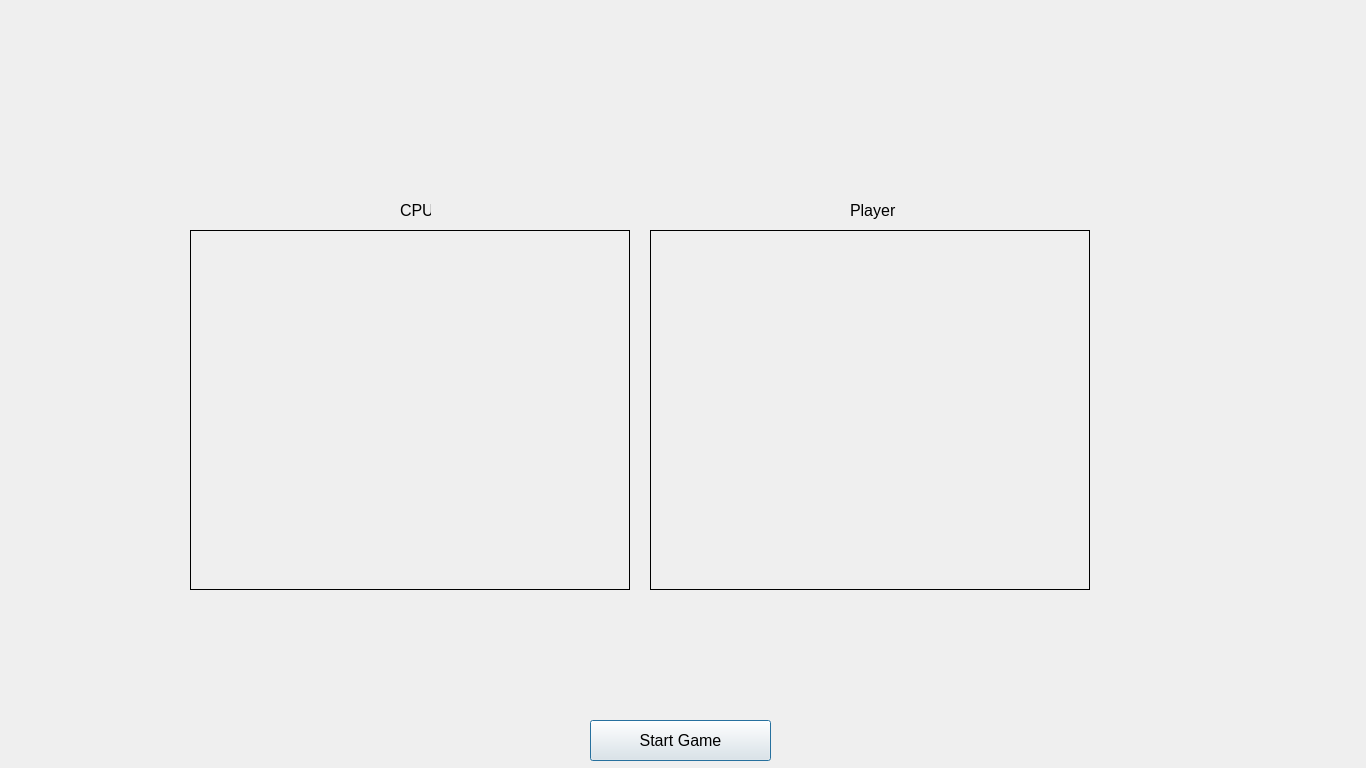
The window that Game.ui (mehra-sourav/Rock-Paper-Scissors) describes before a commit, drawn with Qt 5.
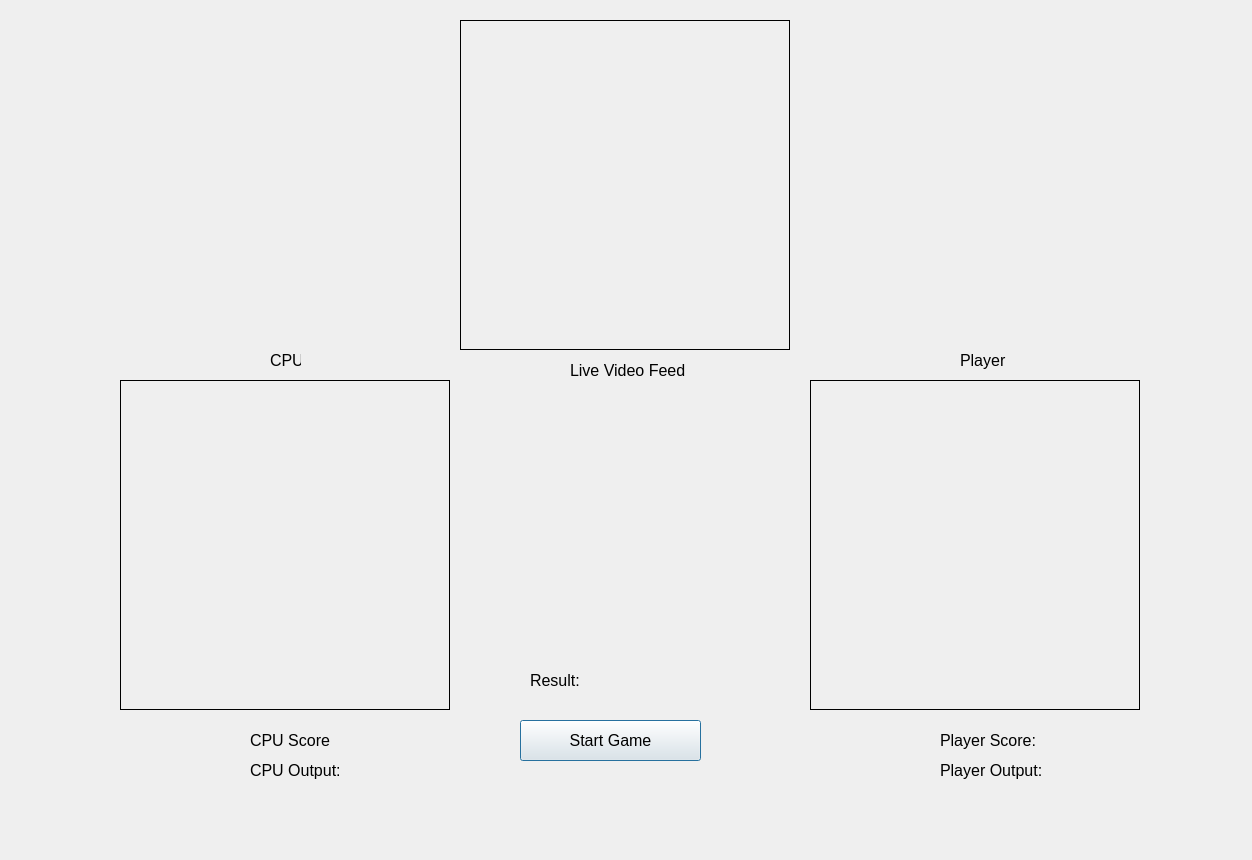
The same window after the commit.

Commit message: Game GUI edit, Game edit

```diff
--- a/Game.ui
+++ b/Game.ui
@@ -6,8 +6,8 @@
    <rect>
     <x>0</x>
     <y>0</y>
-    <width>1366</width>
-    <height>768</height>
+    <width>1252</width>
+    <height>860</height>
    </rect>
   </property>
   <property name="windowTitle">
@@ -16,7 +16,7 @@
   <widget class="QPushButton" name="Start">
    <property name="geometry">
     <rect>
-     <x>590</x>
+     <x>520</x>
      <y>720</y>
      <width>181</width>
      <height>41</height>
@@ -34,8 +34,8 @@
   <widget class="QLabel" name="CPU">
    <property name="geometry">
     <rect>
-     <x>400</x>
-     <y>200</y>
+     <x>270</x>
+     <y>350</y>
      <width>31</width>
      <height>21</height>
     </rect>
@@ -52,8 +52,8 @@
   <widget class="QLabel" name="Player">
    <property name="geometry">
     <rect>
-     <x>850</x>
-     <y>200</y>
+     <x>960</x>
+     <y>350</y>
      <width>51</width>
      <height>21</height>
     </rect>
@@ -70,10 +70,10 @@
   <widget class="QLabel" name="CPUview">
    <property name="geometry">
     <rect>
-     <x>190</x>
-     <y>230</y>
-     <width>440</width>
-     <height>360</height>
+     <x>120</x>
+     <y>380</y>
+     <width>330</width>
+     <height>330</height>
     </rect>
    </property>
    <property name="frameShape">
@@ -86,10 +86,10 @@
   <widget class="QLabel" name="Playerview">
    <property name="geometry">
     <rect>
-     <x>650</x>
-     <y>230</y>
-     <width>440</width>
-     <height>360</height>
+     <x>810</x>
+     <y>380</y>
+     <width>330</width>
+     <height>330</height>
     </rect>
    </property>
    <property name="frameShape">
@@ -99,6 +99,130 @@
     <string/>
    </property>
   </widget>
+  <widget class="QLabel" name="Liveview">
+   <property name="geometry">
+    <rect>
+     <x>460</x>
+     <y>20</y>
+     <width>330</width>
+     <height>330</height>
+    </rect>
+   </property>
+   <property name="frameShape">
+    <enum>QFrame::Box</enum>
+   </property>
+   <property name="text">
+    <string/>
+   </property>
+  </widget>
+  <widget class="QLabel" name="CPUScore">
+   <property name="geometry">
+    <rect>
+     <x>250</x>
+     <y>730</y>
+     <width>81</width>
+     <height>21</height>
+    </rect>
+   </property>
+   <property name="font">
+    <font>
+     <pointsize>12</pointsize>
+    </font>
+   </property>
+   <property name="text">
+    <string>CPU Score:</string>
+   </property>
+  </widget>
+  <widget class="QLabel" name="PlayerScore">
+   <property name="geometry">
+    <rect>
+     <x>940</x>
+     <y>730</y>
+     <width>111</width>
+     <height>21</height>
+    </rect>
+   </property>
+   <property name="font">
+    <font>
+     <pointsize>12</pointsize>
+    </font>
+   </property>
+   <property name="text">
+    <string>Player Score:</string>
+   </property>
+  </widget>
+  <widget class="QLabel" name="LiveVideoFeed">
+   <property name="geometry">
+    <rect>
+     <x>570</x>
+     <y>360</y>
+     <width>121</width>
+     <height>21</height>
+    </rect>
+   </property>
+   <property name="font">
+    <font>
+     <pointsize>12</pointsize>
+    </font>
+   </property>
+   <property name="text">
+    <string>Live Video Feed</string>
+   </property>
+  </widget>
+  <widget class="QLabel" name="CPUoutput">
+   <property name="geometry">
+    <rect>
+     <x>250</x>
+     <y>760</y>
+     <width>231</width>
+     <height>21</height>
+    </rect>
+   </property>
+   <property name="font">
+    <font>
+     <pointsize>12</pointsize>
+    </font>
+   </property>
+   <property name="text">
+    <string>CPU Output:</string>
+   </property>
+  </widget>
+  <widget class="QLabel" name="Playeroutput">
+   <property name="geometry">
+    <rect>
+     <x>940</x>
+     <y>760</y>
+     <width>171</width>
+     <height>21</height>
+    </rect>
+   </property>
+   <property name="font">
+    <font>
+     <pointsize>12</pointsize>
+    </font>
+   </property>
+   <property name="text">
+    <string>Player Output:</string>
+   </property>
+  </widget>
+  <widget class="QLabel" name="Result">
+   <property name="geometry">
+    <rect>
+     <x>530</x>
+     <y>670</y>
+     <width>151</width>
+     <height>21</height>
+    </rect>
+   </property>
+   <property name="font">
+    <font>
+     <pointsize>12</pointsize>
+    </font>
+   </property>
+   <property name="text">
+    <string>Result:</string>
+   </property>
+  </widget>
  </widget>
  <resources/>
  <connections/>
```
The commit also changes 4 other files.
